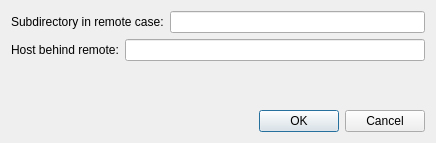
Old version of the form src/extensions/openfoam/isutils/isofExecutionManager/remoteparaview.ui in the repository hkroeger/insightcae.
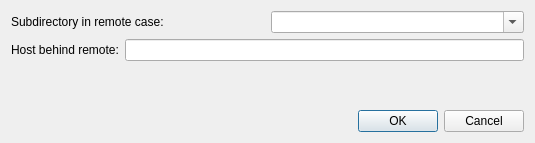
New version of the form.

Diff of the .ui file:
```diff
--- a/src/extensions/openfoam/isutils/isofExecutionManager/remoteparaview.ui
+++ b/src/extensions/openfoam/isutils/isofExecutionManager/remoteparaview.ui
@@ -6,7 +6,7 @@
    <rect>
     <x>0</x>
     <y>0</y>
-    <width>436</width>
+    <width>535</width>
     <height>143</height>
    </rect>
   </property>
@@ -24,7 +24,11 @@
       </widget>
      </item>
      <item>
-      <widget class="QLineEdit" name="subdir"/>
+      <widget class="QComboBox" name="subdir">
+       <property name="editable">
+        <bool>true</bool>
+       </property>
+      </widget>
      </item>
     </layout>
    </item>
```
